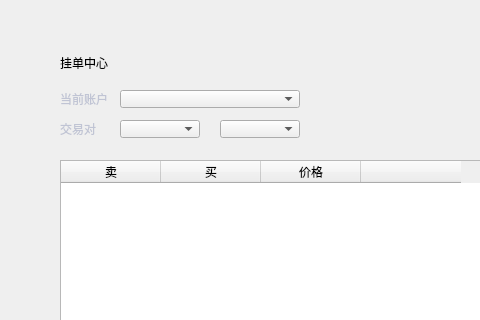
Old version of the form LNKWallet/exchange/OnchainOrderPage.ui in the repository HcashOrg/hx-indicator; both pictures show x 0 to 480 and y 0 to 320 of the 770 by 510 pixel window.
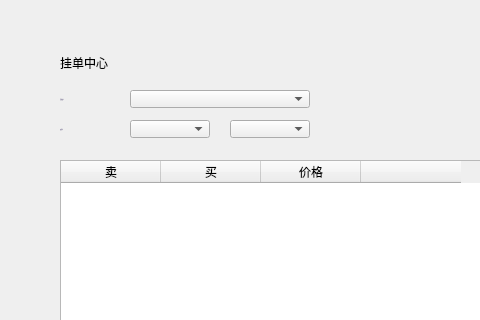
New version of the form.

What changed in the file:
```diff
--- a/LNKWallet/exchange/OnchainOrderPage.ui
+++ b/LNKWallet/exchange/OnchainOrderPage.ui
@@ -86,7 +86,7 @@
   <widget class="QComboBox" name="assetComboBox2">
    <property name="geometry">
     <rect>
-     <x>220</x>
+     <x>230</x>
      <y>120</y>
      <width>80</width>
      <height>18</height>
@@ -111,17 +111,22 @@
     <rect>
      <x>60</x>
      <y>120</y>
-     <width>60</width>
+     <width>70</width>
      <height>18</height>
     </rect>
    </property>
    <property name="font">
     <font>
-     <family>微软雅黑 Light</family>
+     <family>Microsoft YaHei UI Light</family>
+     <pointsize>-1</pointsize>
+     <weight>50</weight>
+     <italic>false</italic>
+     <bold>false</bold>
     </font>
    </property>
    <property name="styleSheet">
-    <string notr="true">color: rgb(192, 196, 212);</string>
+    <string notr="true">QLabel{color: rgb(137,129,161);
+font: 11px &quot;Microsoft YaHei UI Light&quot;;}</string>
    </property>
    <property name="text">
     <string>交易对</string>
@@ -133,7 +138,7 @@
   <widget class="QComboBox" name="assetComboBox">
    <property name="geometry">
     <rect>
-     <x>120</x>
+     <x>130</x>
      <y>120</y>
      <width>80</width>
      <height>18</height>
@@ -156,7 +161,7 @@
   <widget class="QComboBox" name="accountComboBox">
    <property name="geometry">
     <rect>
-     <x>120</x>
+     <x>130</x>
      <y>90</y>
      <width>180</width>
      <height>18</height>
@@ -181,17 +186,22 @@
     <rect>
      <x>60</x>
      <y>90</y>
-     <width>60</width>
+     <width>70</width>
      <height>18</height>
     </rect>
    </property>
    <property name="font">
     <font>
-     <family>微软雅黑 Light</family>
+     <family>Microsoft YaHei UI Light</family>
+     <pointsize>-1</pointsize>
+     <weight>50</weight>
+     <italic>false</italic>
+     <bold>false</bold>
     </font>
    </property>
    <property name="styleSheet">
-    <string notr="true">color: rgb(192, 196, 212);</string>
+    <string notr="true">QLabel{color: rgb(137,129,161);
+font: 11px &quot;Microsoft YaHei UI Light&quot;;}</string>
    </property>
    <property name="text">
     <string>当前账户</string>
```
